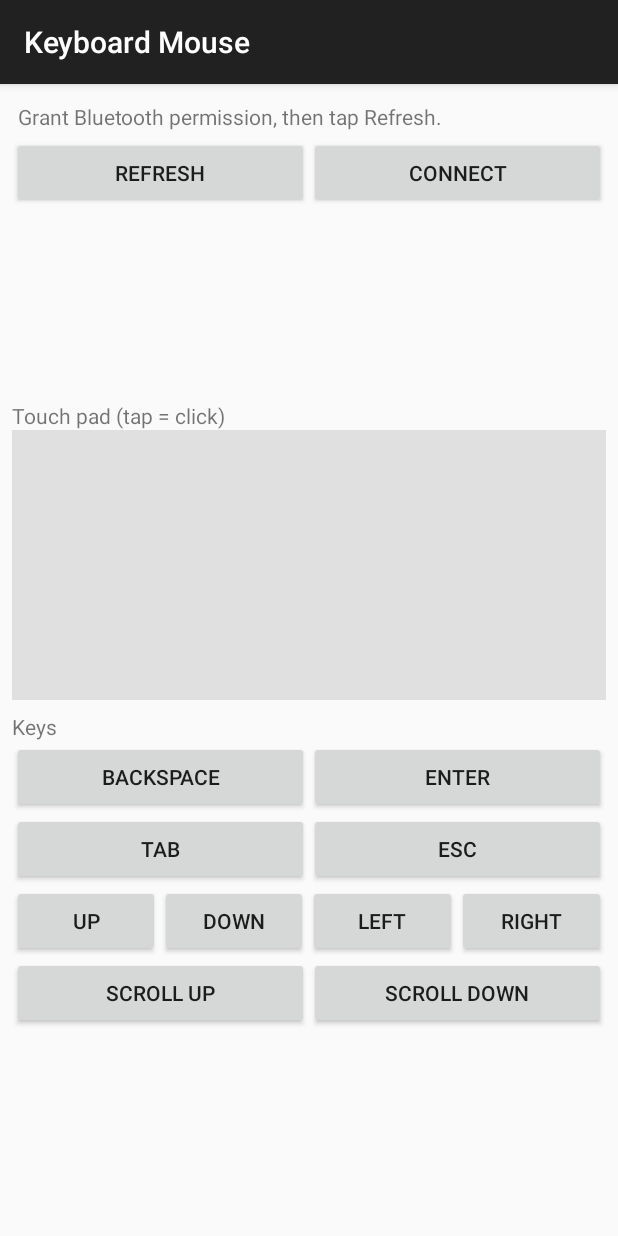
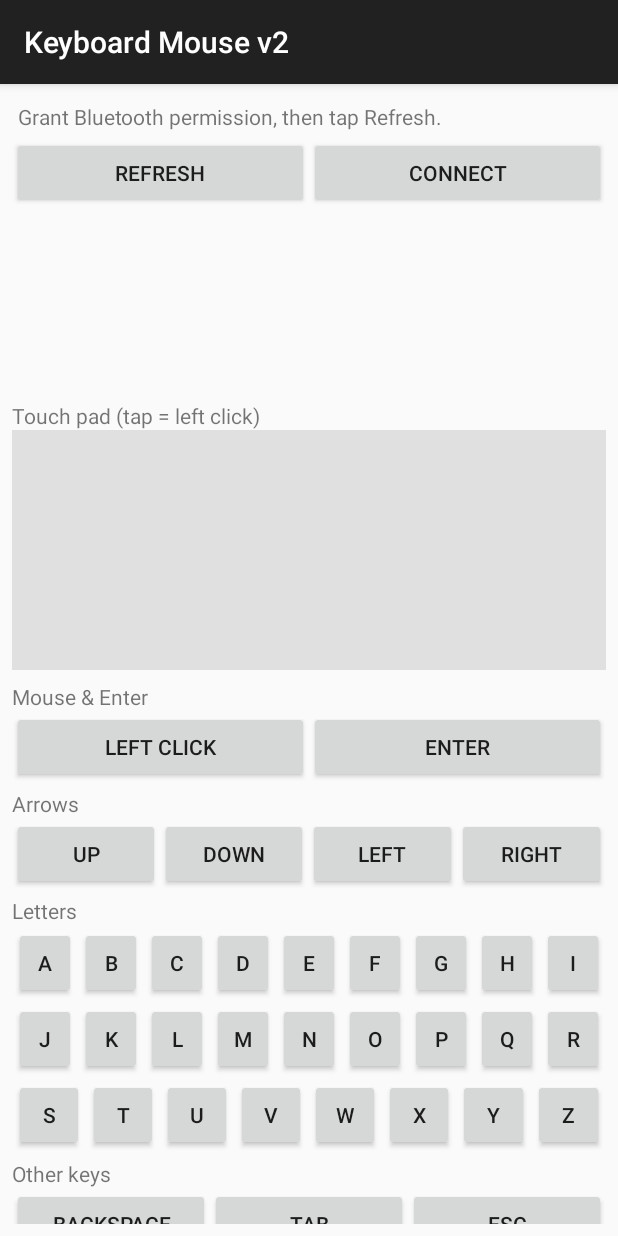
Before and after one commit to amsoni102/keyboard_app, an Android app: the screen it shows after launch (MainActivity), on a phone screen of 412 x 824 dp. Run offline under Robolectric (Android 15) with nearby library versions, the light colour scheme and no system bars.

Commit message:
updating app v2

```diff
--- a/android_app/app/build.gradle.kts
+++ b/android_app/app/build.gradle.kts
@@ -6,11 +6,11 @@ android {
     namespace = "org.example.keyboardmouse"
     compileSdk = 34
     defaultConfig {
-        applicationId = "org.example.keyboardmouse"
+        applicationId = "org.example.keyboardmouse.v2"
         minSdk = 26
         targetSdk = 34
-        versionCode = 1
-        versionName = "0.1"
+        versionCode = 2
+        versionName = "2.0 (keyboard_mouse_v2)"
         ndk { abiFilters += listOf("arm64-v8a", "armeabi-v7a") }
     }
     signingConfigs {
@@ -35,6 +35,9 @@ android {
         }
     }
     buildFeatures { viewBinding = true }
+    lint {
+        checkReleaseBuilds = false
+    }
     compileOptions {
         sourceCompatibility = JavaVersion.VERSION_17
         targetCompatibility = JavaVersion.VERSION_17
--- a/android_app/app/src/main/AndroidManifest.xml
+++ b/android_app/app/src/main/AndroidManifest.xml
@@ -5,7 +5,7 @@
     <application
         android:allowBackup="true"
         android:icon="@drawable/ic_launcher"
-        android:label="Keyboard Mouse"
+        android:label="Keyboard Mouse v2"
         android:theme="@style/Theme.AppCompat.Light.DarkActionBar">
         <activity
             android:name=".MainActivity"
--- a/android_app/app/src/main/java/org/example/keyboardmouse/MainActivity.kt
+++ b/android_app/app/src/main/java/org/example/keyboardmouse/MainActivity.kt
@@ -13,8 +13,7 @@ import android.widget.ArrayAdapter
 import android.widget.Button
 import android.widget.ListView
 import android.widget.TextView
-import android.widget.Toast
-import androidx.appcompat.app.AlertDialog
+import android.widget.LinearLayout
 import androidx.appcompat.app.AppCompatActivity
 import androidx.core.app.ActivityCompat
 import androidx.core.content.ContextCompat
@@ -37,6 +36,10 @@ class MainActivity : AppCompatActivity() {
     private var touchStartX = 0f
     private var touchStartY = 0f
     private var hasMoved = false
+
+    // Touchpad: faster cursor movement, less sensitive to jitter (dead zone)
+    private val touchpadSpeed = 2.8f
+    private val touchpadDeadZonePx = 3
 
     override fun onCreate(savedInstanceState: Bundle?) {
         super.onCreate(savedInstanceState)
@@ -135,13 +138,18 @@ class MainActivity : AppCompatActivity() {
                     hasMoved = false
                 }
                 MotionEvent.ACTION_MOVE -> {
-                    val dx = (event.x - touchStartX).toInt()
-                    val dy = -(event.y - touchStartY).toInt()
+                    val rawDx = event.x - touchStartX
+                    val rawDy = -(event.y - touchStartY)
                     touchStartX = event.x
                     touchStartY = event.y
-                    if (dx != 0 || dy != 0) {
+                    // Dead zone: ignore tiny movements (less sensitive to jitter)
+                    val dx = if (kotlin.math.abs(rawDx) < touchpadDeadZonePx) 0f else rawDx * touchpadSpeed
+                    val dy = if (kotlin.math.abs(rawDy) < touchpadDeadZonePx) 0f else rawDy * touchpadSpeed
+                    val ix = dx.toInt()
+                    val iy = dy.toInt()
+                    if (ix != 0 || iy != 0) {
                         hasMoved = true
-                        send("MOVE:$dx,$dy")
+                        send("MOVE:$ix,$iy")
                     }
                 }
                 MotionEvent.ACTION_UP -> {
@@ -153,15 +161,50 @@ class MainActivity : AppCompatActivity() {
     }
 
     private fun setupKeys() {
-        val keys = listOf(
-            "Backspace" to "backspace", "Enter" to "enter", "Tab" to "tab", "Esc" to "escape",
-            "Up" to "up", "Down" to "down", "Left" to "left", "Right" to "right"
-        )
-        keys.forEach { (label, key) ->
-            findViewById<Button>(resources.getIdentifier("key_${key}", "id", packageName)).setOnClickListener { send("KEY:$key") }
-        }
+        // Mouse & Enter
+        findViewById<Button>(R.id.key_left_click).setOnClickListener { send("CLICK:left") }
+        findViewById<Button>(R.id.key_enter).setOnClickListener { send("KEY:enter") }
+        // Arrows
+        findViewById<Button>(R.id.key_up).setOnClickListener { send("KEY:up") }
+        findViewById<Button>(R.id.key_down).setOnClickListener { send("KEY:down") }
+        findViewById<Button>(R.id.key_left).setOnClickListener { send("KEY:left") }
+        findViewById<Button>(R.id.key_right).setOnClickListener { send("KEY:right") }
+        // Other keys
+        findViewById<Button>(R.id.key_backspace).setOnClickListener { send("KEY:backspace") }
+        findViewById<Button>(R.id.key_tab).setOnClickListener { send("KEY:tab") }
+        findViewById<Button>(R.id.key_escape).setOnClickListener { send("KEY:escape") }
         findViewById<Button>(R.id.scroll_up).setOnClickListener { send("SCROLL:2") }
         findViewById<Button>(R.id.scroll_down).setOnClickListener { send("SCROLL:-2") }
+        // Letter keys A–Z (send KEY:x when pressed)
+        setupLetterKeys()
+    }
+
+    private fun setupLetterKeys() {
+        val container = findViewById<LinearLayout>(R.id.letter_keys_container)
+        val letters = "ABCDEFGHIJKLMNOPQRSTUVWXYZ"
+        val cols = 9
+        var row: LinearLayout? = null
+        letters.forEachIndexed { i, c ->
+            if (i % cols == 0) {
+                row = LinearLayout(this).apply {
+                    orientation = LinearLayout.HORIZONTAL
+                    layoutParams = LinearLayout.LayoutParams(
+                        LinearLayout.LayoutParams.MATCH_PARENT,
+                        LinearLayout.LayoutParams.WRAP_CONTENT
+                    ).apply { setMargins(0, 2, 0, 2) }
+                }
+                container.addView(row)
+            }
+            val ch = c.lowercaseChar()
+            val btn = Button(this).apply {
+                text = c.toString()
+                setOnClickListener { send("KEY:$ch") }
+                layoutParams = LinearLayout.LayoutParams(0, LinearLayout.LayoutParams.WRAP_CONTENT, 1f).apply {
+                    setMargins(2, 0, 2, 0)
+                }
+            }
+            row?.addView(btn)
+        }
     }
 
     override fun onDestroy() {
--- a/android_app/app/src/main/res/layout/activity_main.xml
+++ b/android_app/app/src/main/res/layout/activity_main.xml
@@ -42,34 +42,33 @@
         <TextView
             android:layout_width="match_parent"
             android:layout_height="wrap_content"
-            android:text="Touch pad (tap = click)"
+            android:text="Touch pad (tap = left click)"
             android:paddingTop="8dp" />
         <View
             android:id="@+id/touch_pad"
             android:layout_width="match_parent"
-            android:layout_height="180dp"
+            android:layout_height="160dp"
             android:background="#E0E0E0"
             android:padding="4dp" />
 
         <TextView
             android:layout_width="match_parent"
             android:layout_height="wrap_content"
-            android:text="Keys"
+            android:text="Mouse &amp; Enter"
             android:paddingTop="8dp" />
         <LinearLayout
             android:layout_width="match_parent"
             android:layout_height="wrap_content"
             android:orientation="horizontal">
-            <Button android:id="@+id/key_backspace" android:layout_width="0dp" android:layout_height="wrap_content" android:layout_weight="1" android:text="Backspace" />
+            <Button android:id="@+id/key_left_click" android:layout_width="0dp" android:layout_height="wrap_content" android:layout_weight="1" android:text="Left Click" />
             <Button android:id="@+id/key_enter"     android:layout_width="0dp" android:layout_height="wrap_content" android:layout_weight="1" android:text="Enter" />
         </LinearLayout>
-        <LinearLayout
+
+        <TextView
             android:layout_width="match_parent"
             android:layout_height="wrap_content"
-            android:orientation="horizontal">
-            <Button android:id="@+id/key_tab"    android:layout_width="0dp" android:layout_height="wrap_content" android:layout_weight="1" android:text="Tab" />
-            <Button android:id="@+id/key_escape" android:layout_width="0dp" android:layout_height="wrap_content" android:layout_weight="1" android:text="Esc" />
-        </LinearLayout>
+            android:text="Arrows"
+            android:paddingTop="4dp" />
         <LinearLayout
             android:layout_width="match_parent"
             android:layout_height="wrap_content"
@@ -78,6 +77,31 @@
             <Button android:id="@+id/key_down" android:layout_width="0dp" android:layout_height="wrap_content" android:layout_weight="1" android:text="Down" />
             <Button android:id="@+id/key_left"  android:layout_width="0dp" android:layout_height="wrap_content" android:layout_weight="1" android:text="Left" />
             <Button android:id="@+id/key_right" android:layout_width="0dp" android:layout_height="wrap_content" android:layout_weight="1" android:text="Right" />
+        </LinearLayout>
+
+        <TextView
+            android:layout_width="match_parent"
+            android:layout_height="wrap_content"
+            android:text="Letters"
+            android:paddingTop="4dp" />
+        <LinearLayout
+            android:id="@+id/letter_keys_container"
+            android:layout_width="match_parent"
+            android:layout_height="wrap_content"
+            android:orientation="vertical" />
+
+        <TextView
+            android:layout_width="match_parent"
+            android:layout_height="wrap_content"
+            android:text="Other keys"
+            android:paddingTop="4dp" />
+        <LinearLayout
+            android:layout_width="match_parent"
+            android:layout_height="wrap_content"
+            android:orientation="horizontal">
+            <Button android:id="@+id/key_backspace" android:layout_width="0dp" android:layout_height="wrap_content" android:layout_weight="1" android:text="Backspace" />
+            <Button android:id="@+id/key_tab"       android:layout_width="0dp" android:layout_height="wrap_content" android:layout_weight="1" android:text="Tab" />
+            <Button android:id="@+id/key_escape"    android:layout_width="0dp" android:layout_height="wrap_content" android:layout_weight="1" android:text="Esc" />
         </LinearLayout>
         <LinearLayout
             android:layout_width="match_parent"
--- a/android_app/app/src/main/res/values/strings.xml
+++ b/android_app/app/src/main/res/values/strings.xml
@@ -1,4 +1,4 @@
 <?xml version="1.0" encoding="utf-8"?>
 <resources>
-    <string name="app_name">Keyboard Mouse</string>
+    <string name="app_name">Keyboard Mouse v2</string>
 </resources>
```
Also changed, not shown: 4 other files.
